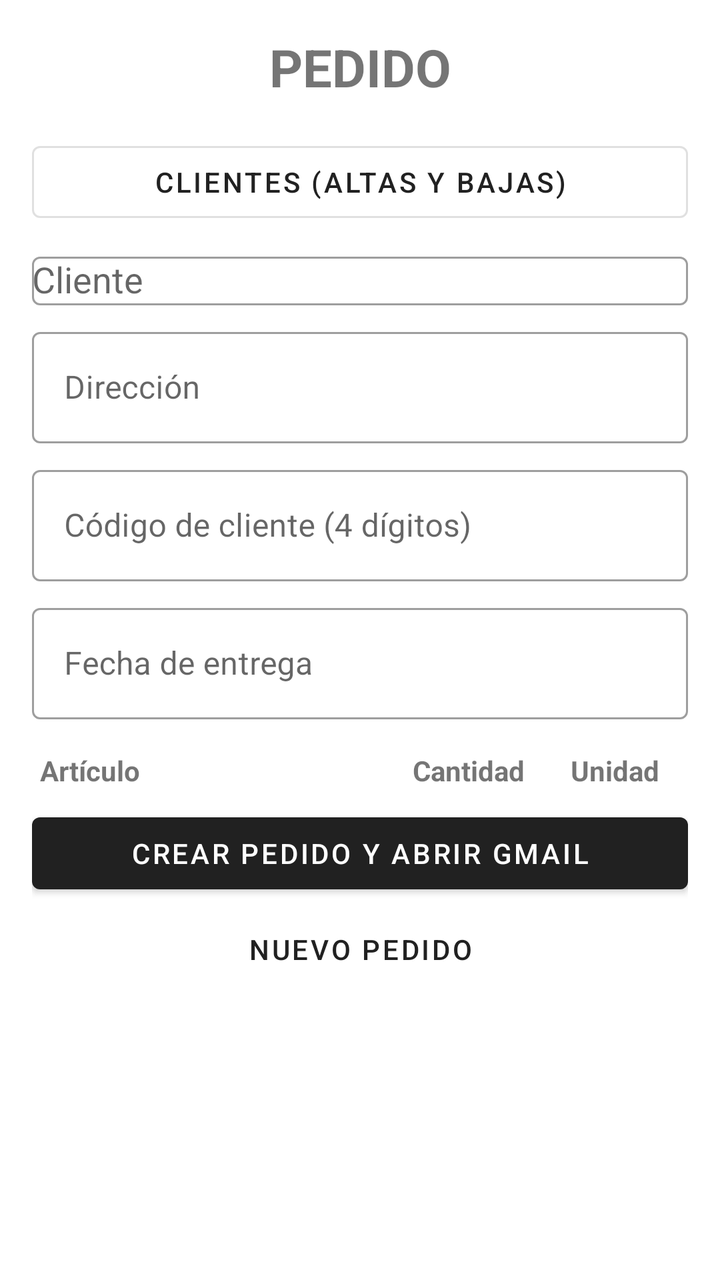
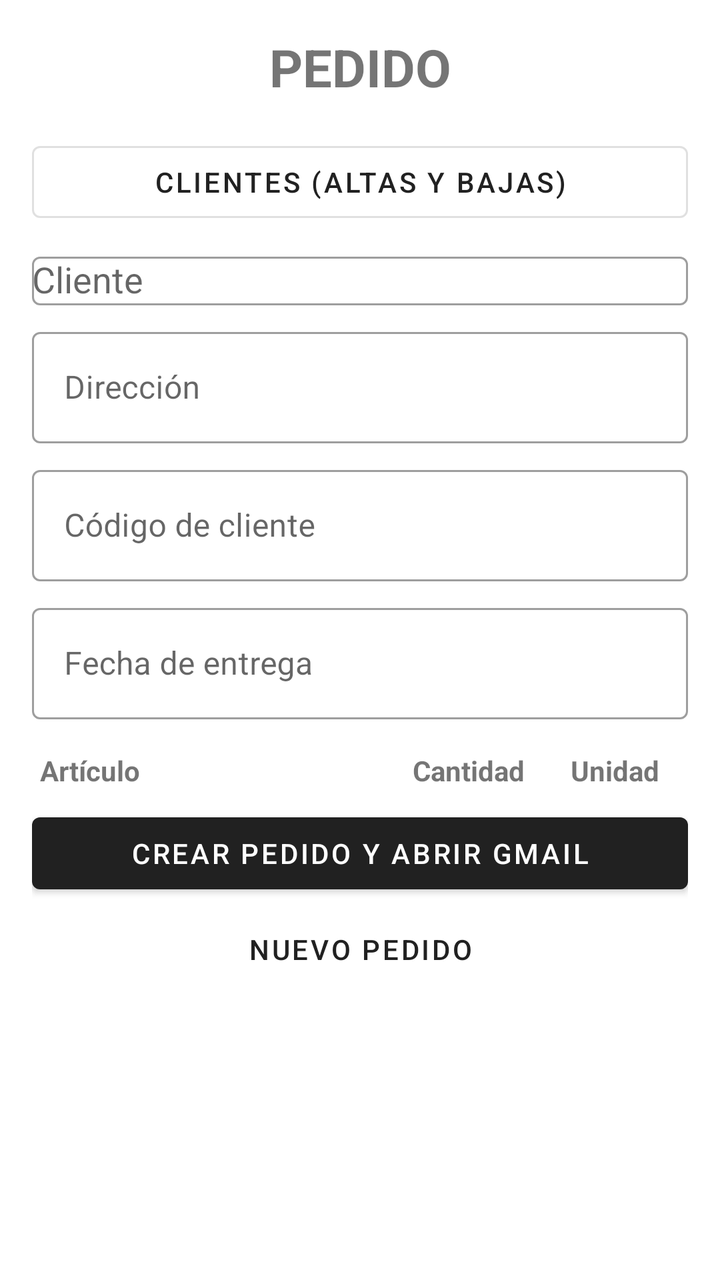

Two renders of the same Android screen: before a commit and after it. Below are the layout's source before the change and the commit's diff.
<!-- AndroidManifest.xml: application theme Theme.Pedido -->
<!-- res/layout/activity_main.xml -->
<?xml version="1.0" encoding="utf-8"?>
<ScrollView xmlns:android="http://schemas.android.com/apk/res/android"
    android:layout_width="match_parent"
    android:layout_height="match_parent"
    android:fillViewport="true">

    <LinearLayout
        android:layout_width="match_parent"
        android:layout_height="wrap_content"
        android:orientation="vertical"
        android:padding="16dp">

        <TextView
            android:layout_width="match_parent"
            android:layout_height="wrap_content"
            android:layout_marginBottom="16dp"
            android:gravity="center"
            android:text="PEDIDO"
            android:textSize="26sp"
            android:textStyle="bold" />

        <Button
            android:id="@+id/btnClientes"
            style="@style/Widget.MaterialComponents.Button.OutlinedButton"
            android:layout_width="match_parent"
            android:layout_height="wrap_content"
            android:layout_marginBottom="8dp"
            android:text="Clientes (altas y bajas)" />

        <com.google.android.material.textfield.TextInputLayout
            style="@style/Widget.MaterialComponents.TextInputLayout.OutlinedBox"
            android:layout_width="match_parent"
            android:layout_height="wrap_content"
            android:layout_marginBottom="8dp"
            android:hint="Cliente">

            <androidx.appcompat.widget.AppCompatAutoCompleteTextView
                android:id="@+id/etCliente"
                android:layout_width="match_parent"
                android:layout_height="wrap_content"
                android:completionThreshold="1"
                android:inputType="textCapWords" />
        </com.google.android.material.textfield.TextInputLayout>

        <com.google.android.material.textfield.TextInputLayout
            style="@style/Widget.MaterialComponents.TextInputLayout.OutlinedBox"
            android:layout_width="match_parent"
            android:layout_height="wrap_content"
            android:layout_marginBottom="8dp"
            android:hint="Dirección">

            <com.google.android.material.textfield.TextInputEditText
                android:id="@+id/etDireccion"
                android:layout_width="match_parent"
                android:layout_height="wrap_content"
                android:inputType="textCapSentences|textPostalAddress" />
        </com.google.android.material.textfield.TextInputLayout>

        <com.google.android.material.textfield.TextInputLayout
            style="@style/Widget.MaterialComponents.TextInputLayout.OutlinedBox"
            android:layout_width="match_parent"
            android:layout_height="wrap_content"
            android:layout_marginBottom="8dp"
            android:hint="Código de cliente (4 dígitos)">

            <com.google.android.material.textfield.TextInputEditText
                android:id="@+id/etCodigo"
                android:layout_width="match_parent"
                android:layout_height="wrap_content"
                android:inputType="number"
                android:maxLength="4" />
        </com.google.android.material.textfield.TextInputLayout>

        <com.google.android.material.textfield.TextInputLayout
            style="@style/Widget.MaterialComponents.TextInputLayout.OutlinedBox"
            android:layout_width="match_parent"
            android:layout_height="wrap_content"
            android:layout_marginBottom="16dp"
            android:hint="Fecha de entrega">

            <com.google.android.material.textfield.TextInputEditText
                android:id="@+id/etFecha"
                android:layout_width="match_parent"
                android:layout_height="wrap_content"
                android:clickable="true"
                android:cursorVisible="false"
                android:focusable="false"
                android:inputType="none" />
        </com.google.android.material.textfield.TextInputLayout>

        <LinearLayout
            android:layout_width="match_parent"
            android:layout_height="wrap_content"
            android:orientation="horizontal">

            <TextView
                android:layout_width="0dp"
                android:layout_height="wrap_content"
                android:layout_weight="5"
                android:paddingStart="4dp"
                android:text="Artículo"
                android:textStyle="bold" />

            <TextView
                android:layout_width="0dp"
                android:layout_height="wrap_content"
                android:layout_weight="2"
                android:gravity="center"
                android:text="Cantidad"
                android:textStyle="bold" />

            <TextView
                android:layout_width="0dp"
                android:layout_height="wrap_content"
                android:layout_weight="2"
                android:gravity="center"
                android:text="Unidad"
                android:textStyle="bold" />
        </LinearLayout>

        <LinearLayout
            android:id="@+id/rowsContainer"
            android:layout_width="match_parent"
            android:layout_height="wrap_content"
            android:orientation="vertical" />

        <Button
            android:id="@+id/btnSend"
            android:layout_width="match_parent"
            android:layout_height="wrap_content"
            android:layout_marginTop="8dp"
            android:text="Crear pedido y abrir Gmail" />

        <Button
            android:id="@+id/btnClear"
            style="@style/Widget.MaterialComponents.Button.TextButton"
            android:layout_width="match_parent"
            android:layout_height="wrap_content"
            android:text="Nuevo pedido" />
    </LinearLayout>
</ScrollView>
<!-- resources referenced by this layout -->
<resources>
  <style name="Theme.Pedido" parent="Theme.MaterialComponents.DayNight.DarkActionBar" />
</resources>

<!-- the commit's change to res/layout/activity_main.xml (unified diff, before → after) -->
@@ -61,14 +61,13 @@
             android:layout_width="match_parent"
             android:layout_height="wrap_content"
             android:layout_marginBottom="8dp"
-            android:hint="Código de cliente (4 dígitos)">
+            android:hint="Código de cliente">
 
             <com.google.android.material.textfield.TextInputEditText
                 android:id="@+id/etCodigo"
                 android:layout_width="match_parent"
                 android:layout_height="wrap_content"
-                android:inputType="number"
-                android:maxLength="4" />
+                android:inputType="text" />
         </com.google.android.material.textfield.TextInputLayout>
 
         <com.google.android.material.textfield.TextInputLayout
